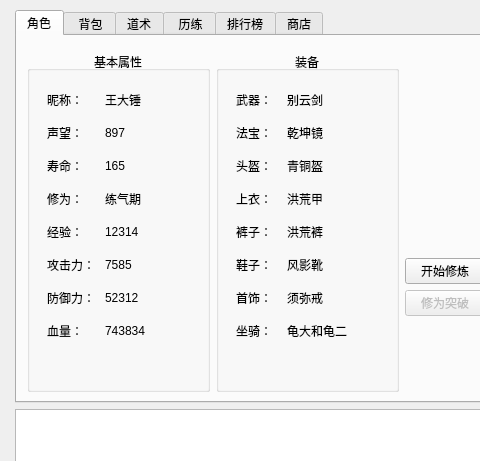
Old version of the form modules/ui/mainui.ui in the repository Huu-Yuu/DeskXiuxian; both pictures show x 0 to 480 and y 0 to 461 of the 598 by 728 pixel window.
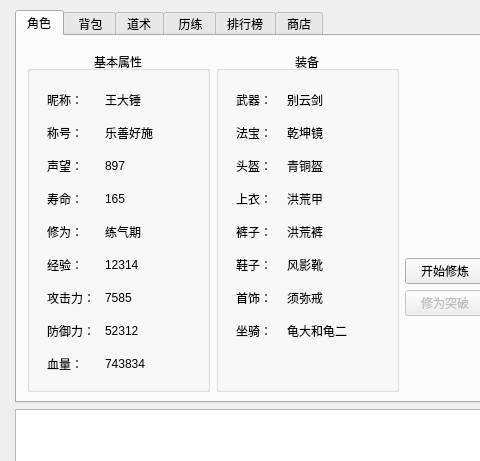
New version of the form. Icons and pictures are not drawn.

Commit message: 解决qmake报错，解决当前数据库查询报错，UI新增称号

Patch:
```diff
--- a/modules/ui/mainui.ui
+++ b/modules/ui/mainui.ui
@@ -68,7 +68,7 @@
               <rect>
                <x>0</x>
                <y>20</y>
-               <width>182</width>
+               <width>194</width>
                <height>329</height>
               </rect>
              </property>
@@ -129,83 +129,97 @@
                  </widget>
                 </item>
                 <item row="2" column="0">
+                 <widget class="QLabel" name="label_28">
+                  <property name="text">
+                   <string>声望：</string>
+                  </property>
+                 </widget>
+                </item>
+                <item row="2" column="1">
+                 <widget class="QLabel" name="role_prestige">
+                  <property name="text">
+                   <string>897</string>
+                  </property>
+                 </widget>
+                </item>
+                <item row="3" column="0">
                  <widget class="QLabel" name="label_27">
                   <property name="text">
                    <string>寿命：</string>
                   </property>
                  </widget>
                 </item>
-                <item row="2" column="1">
+                <item row="3" column="1">
                  <widget class="QLabel" name="role_life">
                   <property name="text">
                    <string>165</string>
                   </property>
                  </widget>
                 </item>
-                <item row="3" column="0">
+                <item row="4" column="0">
                  <widget class="QLabel" name="label_2">
                   <property name="text">
                    <string>修为：</string>
                   </property>
                  </widget>
                 </item>
-                <item row="3" column="1">
+                <item row="4" column="1">
                  <widget class="QLabel" name="role_cultivation">
                   <property name="text">
                    <string>练气期</string>
                   </property>
                  </widget>
                 </item>
-                <item row="4" column="0">
+                <item row="5" column="0">
                  <widget class="QLabel" name="label_4">
                   <property name="text">
                    <string>经验：</string>
                   </property>
                  </widget>
                 </item>
-                <item row="4" column="1">
+                <item row="5" column="1">
                  <widget class="QLabel" name="role_exp">
                   <property name="text">
                    <string>12314</string>
                   </property>
                  </widget>
                 </item>
-                <item row="5" column="0">
+                <item row="6" column="0">
                  <widget class="QLabel" name="label_7">
                   <property name="text">
                    <string>攻击力：</string>
                   </property>
                  </widget>
                 </item>
-                <item row="5" column="1">
+                <item row="6" column="1">
                  <widget class="QLabel" name="role_agg">
                   <property name="text">
                    <string>7585</string>
                   </property>
                  </widget>
                 </item>
-                <item row="6" column="0">
+                <item row="7" column="0">
                  <widget class="QLabel" name="label_8">
                   <property name="text">
                    <string>防御力：</string>
                   </property>
                  </widget>
                 </item>
-                <item row="6" column="1">
+                <item row="7" column="1">
                  <widget class="QLabel" name="role_def">
                   <property name="text">
                    <string>52312</string>
                   </property>
                  </widget>
                 </item>
-                <item row="7" column="0">
+                <item row="8" column="0">
                  <widget class="QLabel" name="label_12">
                   <property name="text">
                    <string>血量：</string>
                   </property>
                  </widget>
                 </item>
-                <item row="7" column="1">
+                <item row="8" column="1">
                  <widget class="QLabel" name="role_hp">
                   <property name="text">
                    <string>743834</string>
@@ -213,16 +227,16 @@
                  </widget>
                 </item>
                 <item row="1" column="0">
-                 <widget class="QLabel" name="label_28">
+                 <widget class="QLabel" name="label_29">
                   <property name="text">
-                   <string>声望：</string>
+                   <string>称号：</string>
                   </property>
                  </widget>
                 </item>
                 <item row="1" column="1">
-                 <widget class="QLabel" name="role_prestige">
+                 <widget class="QLabel" name="role_title">
                   <property name="text">
-                   <string>897</string>
+                   <string>乐善好施</string>
                   </property>
                  </widget>
                 </item>
```
Left out of the diff: 2 changed lines with no effect on the pictures. The commit also changes 12 other files.
